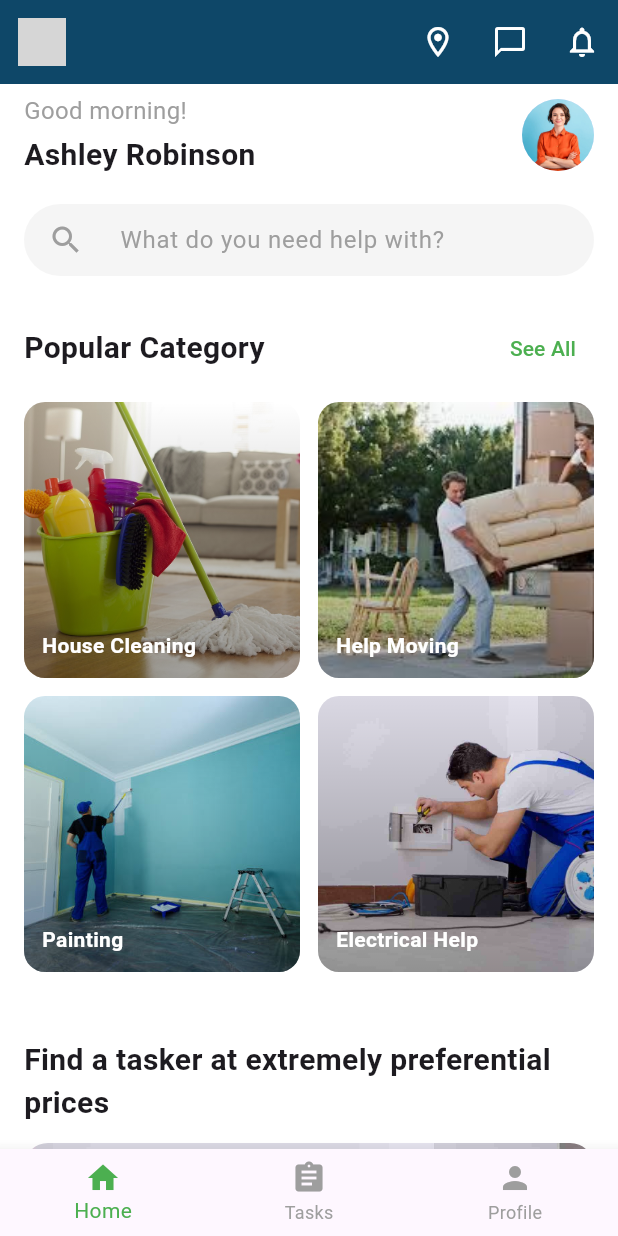
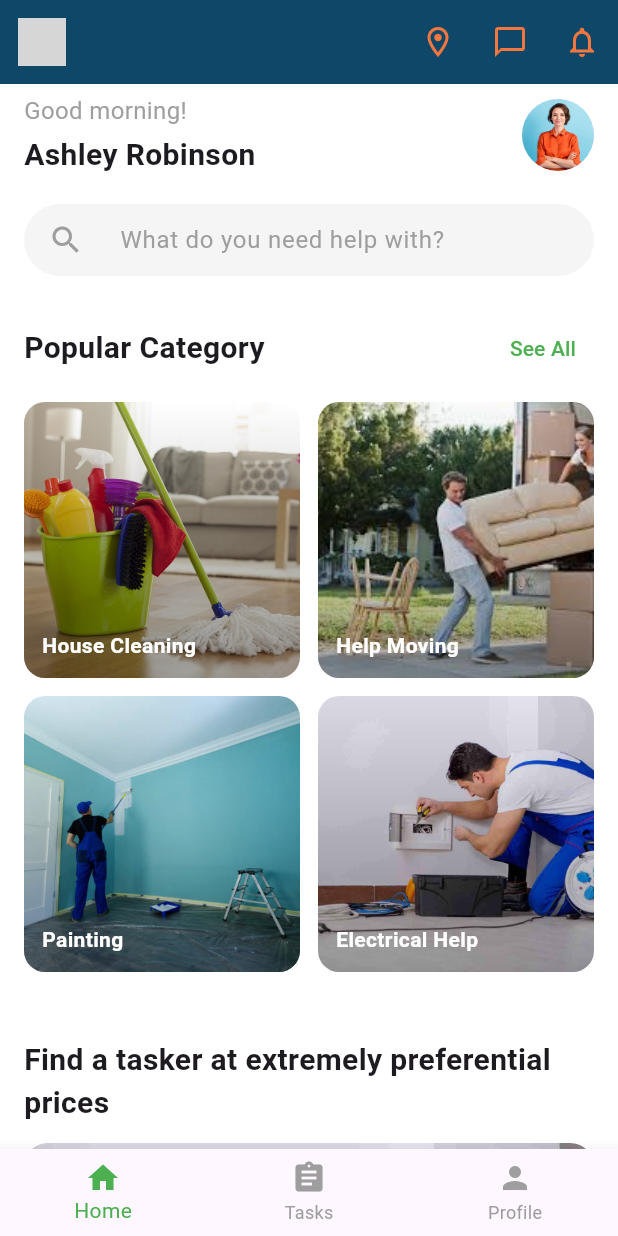
Before and after one commit to bill7maxmaye/FINDR-, a Flutter app: the screen it shows after launch, on a phone screen of 412 x 824 dp. Run offline on Flutter 3.47's test engine with Material 3 defaults, Android fonts, the phone set to English and light mode, and no system bars; our stand-ins replace cookie_jar, dio, dio_cookie_manager, equatable, flutter_bloc, geolocator and 3 more; grey boxes are pictures that could not be loaded.

Commit message:
added secondary color

```diff
--- a/lib/core/theme.dart
+++ b/lib/core/theme.dart
@@ -3,7 +3,7 @@ import 'package:flutter/material.dart';
 class AppTheme {
   // Colors
   static const Color primaryColor = Color(0xFF0E4768);
-  static const Color secondaryColor = Color(0xFF03DAC6);
+  static const Color secondaryColor = Color(0xFFF3773F);
   static const Color errorColor = Color(0xFFB00020);
   static const Color successColor = Color(0xFF4CAF50);
   static const Color warningColor = Color(0xFFFF9800);
@@ -26,13 +26,12 @@ class AppTheme {
         titleTextStyle: TextStyle(
         color: Colors.white,                // Specifically the title text
         fontSize: 20,
-    fontWeight: FontWeight.w600,
-  ),
+        fontWeight: FontWeight.w600,),
         iconTheme: IconThemeData(
-    color: Colors.white,                // Specifically icons
+          color: secondaryColor,                // Specifically icons
         ),
         actionsIconTheme: IconThemeData(
-    color: Colors.white,                // Specifically action icons
+          color: secondaryColor,                // Specifically action icons
         ),
         elevation: 0,
         centerTitle: true,
```
Lines whose indentation alone changed are shown as unchanged.
